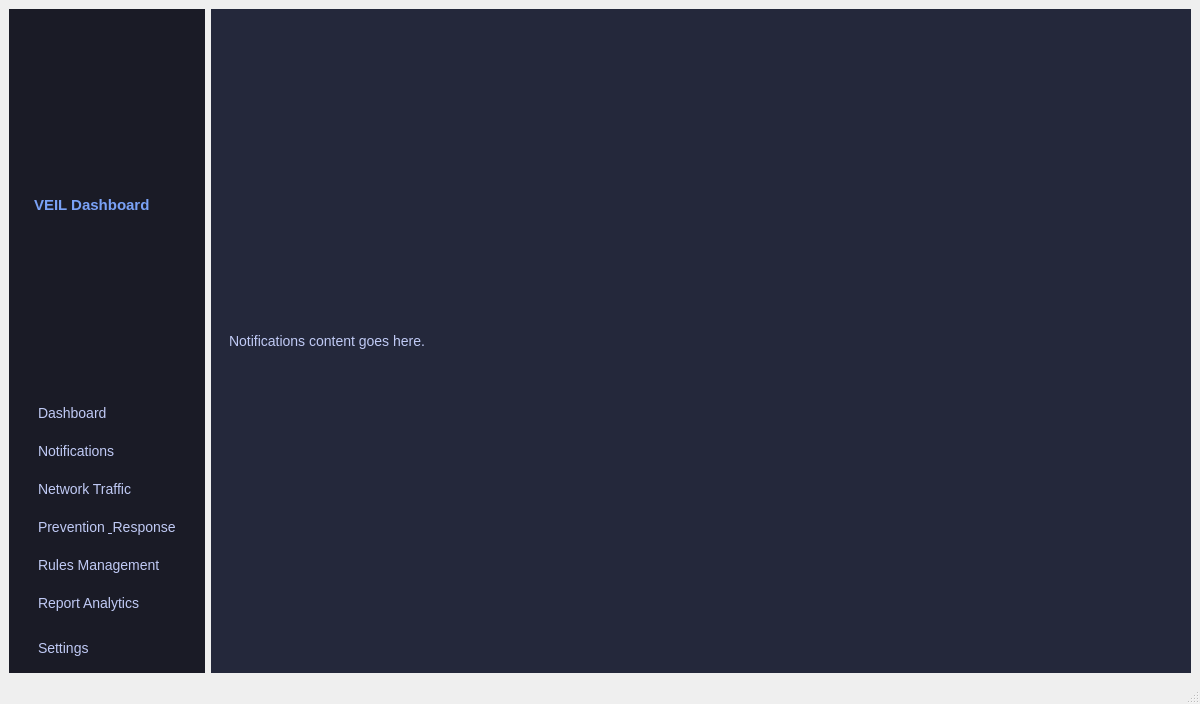
P4radox624/IPS-IDS, file mainwindow.ui: the form before one commit.
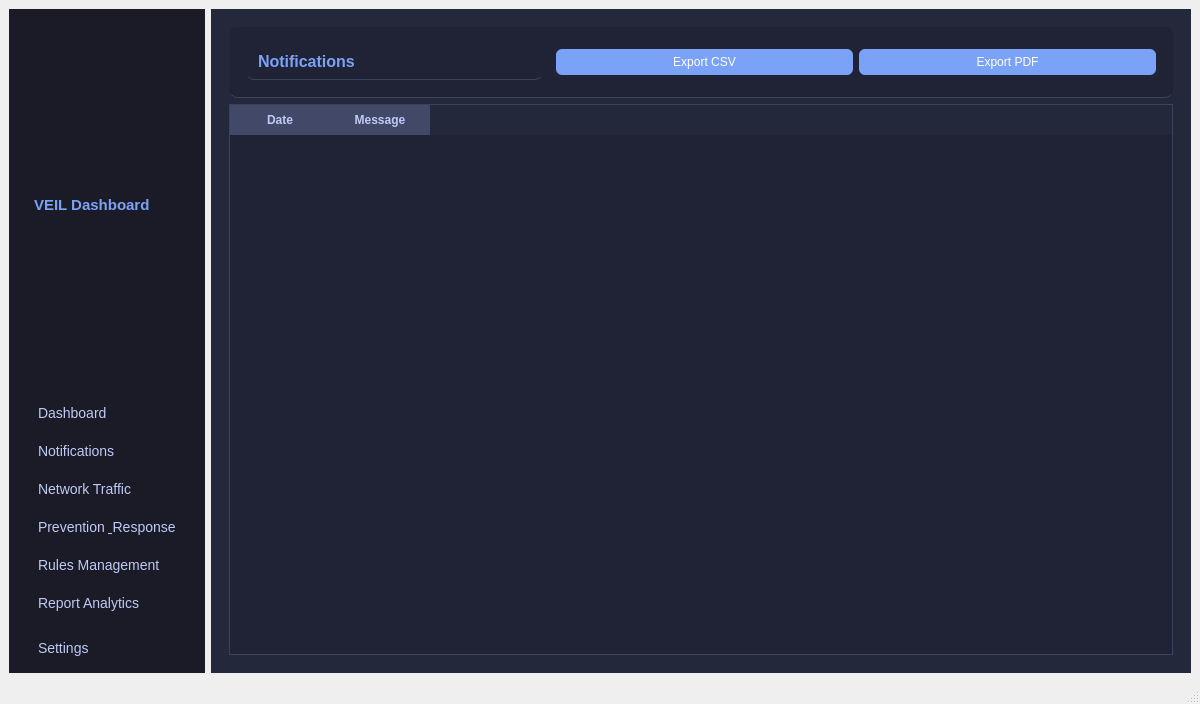
The form after the commit. The open tabs and pages were chosen to show the change.

```diff
--- a/mainwindow.ui
+++ b/mainwindow.ui
@@ -218,7 +218,121 @@
          </widget>
 
          <!-- Other Pages -->
-         <widget class="QWidget" name="pageNotifications"><layout class="QVBoxLayout" name="notifLayout"><item><widget class="QLabel" name="labelNotif"><property name="text"><string>Notifications content goes here.</string></property></widget></item></layout></widget>
+
+         <!-- Notifications Page -->
+         <widget class="QWidget" name="pageNotifications">
+           <layout class="QVBoxLayout" name="notifLayout">
+             <!-- Header -->
+             <item>
+               <widget class="QFrame" name="notifHeader">
+                 <property name="styleSheet">
+                   <string notr="true">
+                     QFrame {
+                       background-color: #1f2335;
+                       border-bottom: 1px solid #3b4261;
+                       border-radius: 8px;
+                       padding: 8px;
+                     }
+                     QLabel {
+                       font-size: 16px;
+                       font-weight: bold;
+                       color: #7aa2f7;
+                     }
+                   </string>
+                 </property>
+                 <layout class="QHBoxLayout" name="notifHeaderLayout">
+                   <item>
+                     <widget class="QLabel" name="notifTitle">
+                       <property name="text">
+                         <string>Notifications</string>
+                       </property>
+                     </widget>
+                   </item>
+                   <item>
+                     <spacer name="notifHeaderSpacer">
+                       <property name="orientation">
+                         <enum>Qt::Horizontal</enum>
+                       </property>
+                     </spacer>
+                   </item>
+                   <item>
+                     <widget class="QPushButton" name="btnExportCSV">
+                       <property name="text">
+                         <string>Export CSV</string>
+                       </property>
+                       <property name="styleSheet">
+                         <string notr="true">
+                           QPushButton {
+                             background-color: #7aa2f7;
+                             color: white;
+                             border-radius: 6px;
+                             padding: 6px 12px;
+                           }
+                           QPushButton:hover {
+                             background-color: #89b4fa;
+                           }
+                         </string>
+                       </property>
+                     </widget>
+                   </item>
+                   <item>
+                     <widget class="QPushButton" name="btnExportPDF">
+                       <property name="text">
+                         <string>Export PDF</string>
+                       </property>
+                       <property name="styleSheet">
+                         <string notr="true">
+                           QPushButton {
+                             background-color: #7aa2f7;
+                             color: white;
+                             border-radius: 6px;
+                             padding: 6px 12px;
+                           }
+                           QPushButton:hover {
+                             background-color: #89b4fa;
+                           }
+                         </string>
+                       </property>
+                     </widget>
+                   </item>
+                 </layout>
+               </widget>
+             </item>
+
+             <!-- Notifications List -->
+             <item>
+               <widget class="QTableWidget" name="notifTable">
+                 <property name="styleSheet">
+                   <string notr="true">
+                     QTableWidget {
+                       background-color: #1f2335;
+                       color: #c0caf5;
+                       border: 1px solid #3b4261;
+                     }
+                     QHeaderView::section {
+                       background-color: #414868;
+                       color: #c0caf5;
+                       font-weight: bold;
+                       padding: 6px;
+                       border: none;
+                     }
+                   </string>
+                 </property>
+                 <column>
+                   <property name="text">
+                     <string>Date</string>
+                   </property>
+                 </column>
+                 <column>
+                   <property name="text">
+                     <string>Message</string>
+                   </property>
+                 </column>
+               </widget>
+             </item>
+           </layout>
+         </widget>
+
          <widget class="QWidget" name="pageNetwork"><layout class="QVBoxLayout" name="networkLayout"><item><widget class="QLabel" name="labelNetwork"><property name="text"><string>Network Traffic Analysis content here.</string></property></widget></item></layout></widget>
          <widget class="QWidget" name="pageControls"><layout class="QVBoxLayout" name="controlsLayout"><item><widget class="QLabel" name="labelControls"><property name="text"><string>Prevention &amp; Response content here.</string></property></widget></item></layout></widget>
          <widget class="QWidget" name="pageRules"><layout class="QVBoxLayout" name="rulesLayout"><item><widget class="QLabel" name="labelRules"><property name="text"><string>Rules Management content here.</string></property></widget></item></layout></widget>
```
